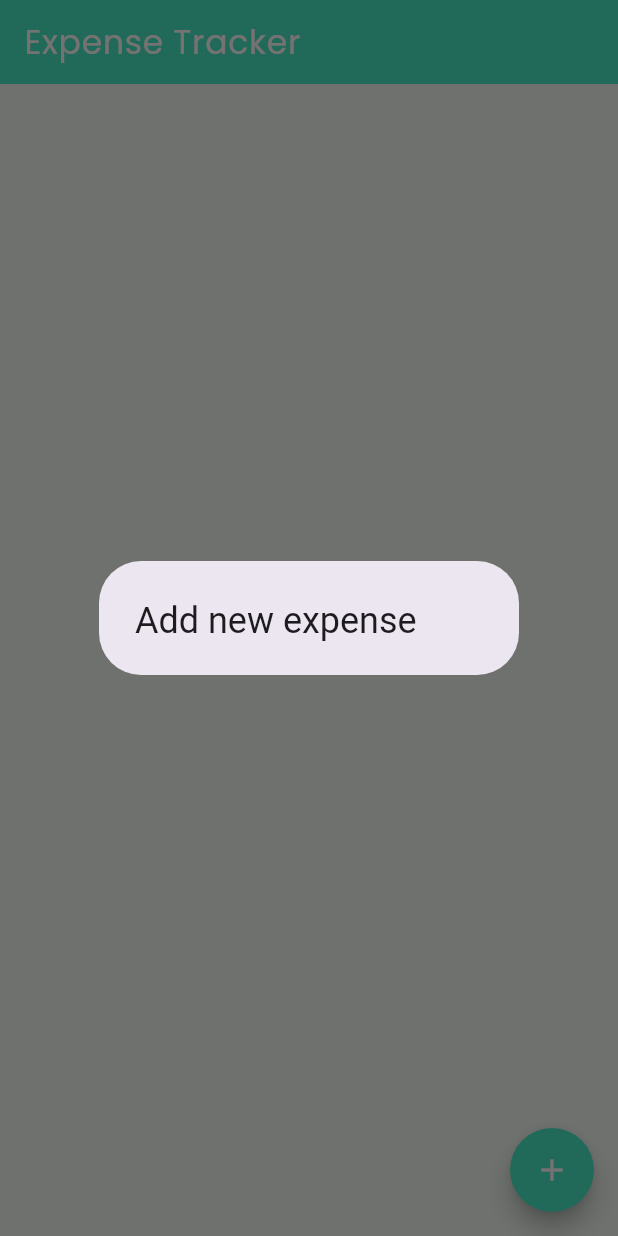
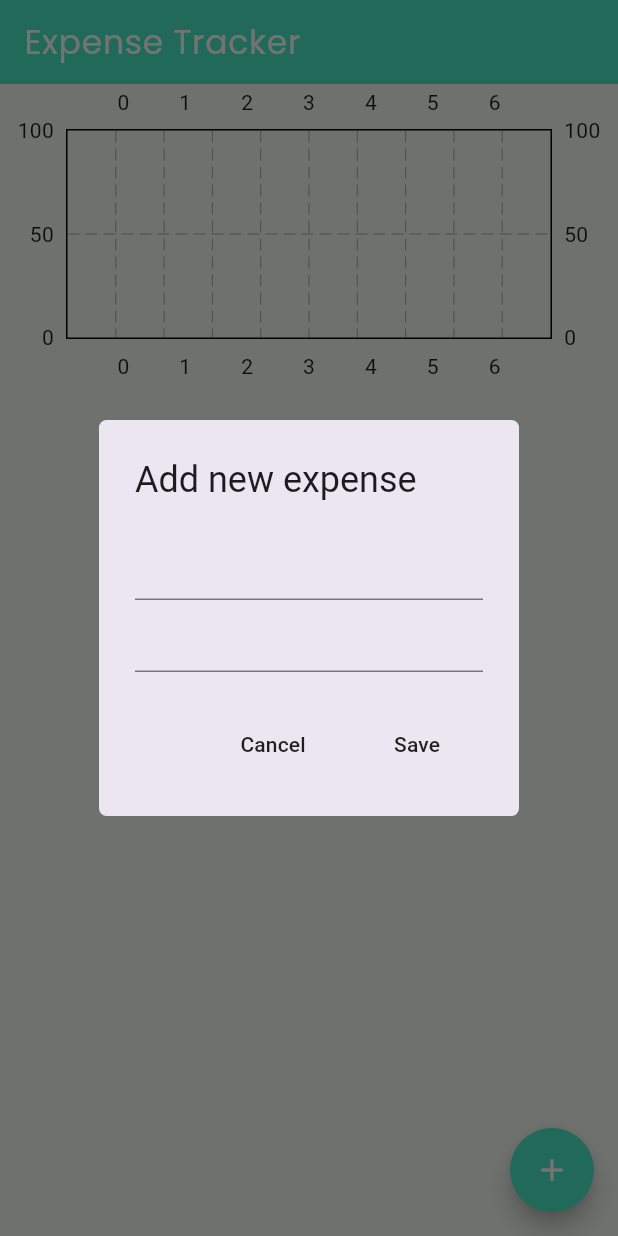
Before and after one commit to Cxde02/Daily-Cash--Expense-Tracker-App, a Flutter app: the screen it shows after launch, after a tap on the "add" icon, on a phone screen of 412 x 824 dp. Run offline on Flutter 3.47's test engine with Material 3 defaults, Android fonts, the phone set to English and light mode, and no system bars; drawn by our look-alikes of fl_chart.

Commit message:
Updated file

```diff
--- /dev/null
+++ b/lib/bar graph/bar_data.dart
@@ -0,0 +1,42 @@
+import 'package:flutter_application_1/bar%20graph/individual_bar.dart';
+
+class BarData {
+  final double monAmount;
+  final double tueAmount;
+  final double wedAmount;
+  final double thurAmount;
+  final double friAmount;
+  final double satAmount;
+  final double sunAmount;
+
+  BarData(
+      {required this.monAmount,
+      required this.tueAmount,
+      required this.wedAmount,
+      required this.thurAmount,
+      required this.friAmount,
+      required this.satAmount,
+      required this.sunAmount});
+
+  List<IndividualBar> barData = [];
+
+  //initialize bar
+  void initBarData() {
+    barData = [
+      //mon
+      IndividualBar(x: 0, y: monAmount),
+      //tue
+      IndividualBar(x: 1, y: tueAmount),
+      //wed
+      IndividualBar(x: 2, y: wedAmount),
+      //thur
+      IndividualBar(x: 3, y: thurAmount),
+      //fri
+      IndividualBar(x: 4, y: friAmount),
+      //sat
+      IndividualBar(x: 5, y: satAmount),
+      //sun
+      IndividualBar(x: 6, y: sunAmount),
+    ];
+  }
+}
--- /dev/null
+++ b/lib/bar graph/bar_graph.dart
@@ -0,0 +1,58 @@
+import 'package:fl_chart/fl_chart.dart';
+import 'package:flutter/material.dart';
+import 'package:flutter_application_1/bar%20graph/bar_data.dart';
+
+class MyBarGraph extends StatelessWidget {
+  final double? maxY;
+  final double monAmount;
+  final double tueAmount;
+  final double wedAmount;
+  final double thurAmount;
+  final double friAmount;
+  final double satAmount;
+  final double sunAmount;
+
+  const MyBarGraph({
+    super.key,
+    required this.maxY,
+    required this.monAmount,
+    required this.tueAmount,
+    required this.wedAmount,
+    required this.thurAmount,
+    required this.friAmount,
+    required this.satAmount,
+    required this.sunAmount,
+  });
+
+  @override
+  Widget build(BuildContext context) {
+    //init bar data
+    BarData myBarData = BarData(
+      monAmount: monAmount,
+      tueAmount: tueAmount,
+      wedAmount: wedAmount,
+      thurAmount: thurAmount,
+      friAmount: friAmount,
+      satAmount: satAmount,
+      sunAmount: sunAmount,
+    );
+    myBarData.initBarData();
+
+    return BarChart(
+      BarChartData(
+        maxY: maxY,
+        minY: 0,
+        barGroups: myBarData.barData
+            .map(
+              (data) => BarChartGroupData(
+                x: data.x,
+                barRods: [
+                  BarChartRodData(toY: data.y),
+                ],
+              ),
+            )
+            .toList(),
+      ),
+    );
+  }
+}
--- /dev/null
+++ b/lib/bar graph/individual_bar.dart
@@ -0,0 +1,8 @@
+class IndividualBar {
+  //position on x-axis
+  final int x;
+  //amount
+  final double y;
+
+  IndividualBar({required this.x, required this.y});
+}
--- /dev/null
+++ b/lib/components/expense_summary.dart
@@ -0,0 +1,45 @@
+import 'package:flutter/material.dart';
+import 'package:flutter_application_1/bar%20graph/bar_graph.dart';
+import 'package:flutter_application_1/data/expense_data.dart';
+import 'package:flutter_application_1/datetime/date_time_helper.dart';
+import 'package:provider/provider.dart';
+
+class ExpenseSummary extends StatelessWidget {
+  final DateTime startOfWeek;
+  const ExpenseSummary({super.key, required this.startOfWeek});
+
+  @override
+  Widget build(BuildContext context) {
+    //get ddmmyyyy for each day of the week
+    String monday =
+        convertDateTimeToString(startOfWeek.add(const Duration(days: 0)));
+    String tuesday =
+        convertDateTimeToString(startOfWeek.add(const Duration(days: 1)));
+    String wednesday =
+        convertDateTimeToString(startOfWeek.add(const Duration(days: 2)));
+    String thursday =
+        convertDateTimeToString(startOfWeek.add(const Duration(days: 3)));
+    String friday =
+        convertDateTimeToString(startOfWeek.add(const Duration(days: 4)));
+    String saturday =
+        convertDateTimeToString(startOfWeek.add(const Duration(days: 5)));
+    String sunday =
+        convertDateTimeToString(startOfWeek.add(const Duration(days: 6)));
+
+    return Consumer<ExpenseData>(
+      builder: (context, value, child) => SizedBox(
+        height: 200,
+        child: MyBarGraph(
+          maxY: 100,
+          monAmount: value.calculateDailyExpenseSummary()[monday] ?? 0,
+          tueAmount: value.calculateDailyExpenseSummary()[tuesday] ?? 0,
+          wedAmount: value.calculateDailyExpenseSummary()[wednesday] ?? 0,
+          thurAmount: value.calculateDailyExpenseSummary()[thursday] ?? 0,
+          friAmount: value.calculateDailyExpenseSummary()[friday] ?? 0,
+          satAmount: value.calculateDailyExpenseSummary()[saturday] ?? 0,
+          sunAmount: value.calculateDailyExpenseSummary()[sunday] ?? 0,
+        ),
+      ),
+    );
+  }
+}
--- /dev/null
+++ b/lib/components/expense_tile.dart
@@ -0,0 +1,25 @@
+import 'package:flutter/material.dart';
+import 'package:intl/intl.dart';
+
+class ExpenseTile extends StatelessWidget {
+  final String name;
+  final String amount;
+  final DateTime dateTime;
+
+  const ExpenseTile(
+      {super.key,
+      required this.name,
+      required this.amount,
+      required this.dateTime});
+
+  @override
+  Widget build(BuildContext context) {
+    return ListTile(
+      title: Text(name),
+      subtitle: Text(
+        '${dateTime.day}-${DateFormat('MMM').format(dateTime)}-${dateTime.year}',
+      ),
+      trailing: Text('Rs $amount'),
+    );
+  }
+}
--- a/lib/data/expense_data.dart
+++ b/lib/data/expense_data.dart
@@ -1,9 +1,10 @@
 import 'dart:core';
 
+import 'package:flutter/material.dart';
 import 'package:flutter_application_1/datetime/date_time_helper.dart';
 import 'package:flutter_application_1/models/expense_item.dart';
 
-class ExpenseData {
+class ExpenseData extends ChangeNotifier {
   //list of all expenses
   List<ExpenseItem> overallExpenseList = [];
 
@@ -15,11 +16,13 @@ class ExpenseData {
   //add new expense
   void addNewExpense(ExpenseItem newExpense) {
     overallExpenseList.add(newExpense);
+    notifyListeners();
   }
 
   //delete expense
   void deleteExpense(ExpenseItem expense) {
     overallExpenseList.remove(expense);
+    notifyListeners();
   }
 
   //get weekday
--- a/lib/main.dart
+++ b/lib/main.dart
@@ -1,5 +1,7 @@
 import 'package:flutter/material.dart';
+import 'package:flutter_application_1/data/expense_data.dart';
 import 'package:flutter_application_1/pages/home_page.dart';
+import 'package:provider/provider.dart';
 
 void main() {
   runApp(const MyApp());
@@ -11,7 +13,11 @@ class MyApp extends StatelessWidget {
   // This widget is the root of your application.
   @override
   Widget build(BuildContext context) {
-    return const MaterialApp(
-        debugShowCheckedModeBanner: false, home: HomePage());
+    return ChangeNotifierProvider(
+        create: (context) => ExpenseData(),
+        builder: (context, child) => const MaterialApp(
+              debugShowCheckedModeBanner: false,
+              home: HomePage(),
+            ));
   }
 }
--- a/lib/pages/home_page.dart
+++ b/lib/pages/home_page.dart
@@ -1,5 +1,10 @@
 import 'package:flutter/material.dart';
 import 'package:flutter_application_1/colors/themes.dart';
+import 'package:flutter_application_1/components/expense_summary.dart';
+import 'package:flutter_application_1/components/expense_tile.dart';
+import 'package:flutter_application_1/data/expense_data.dart';
+import 'package:flutter_application_1/models/expense_item.dart';
+import 'package:provider/provider.dart';
 
 class HomePage extends StatefulWidget {
   const HomePage({super.key});
@@ -9,18 +14,79 @@ class HomePage extends StatefulWidget {
 }
 
 class _HomePageState extends State<HomePage> {
+  //text controllers
+  final newExpenseNameController = TextEditingController();
+  final newAmountController = TextEditingController();
+
   //add new expense
   void addNewExpense() {
     showDialog(
       context: context,
       builder: (context) => AlertDialog(
-              title: Text('Add new expense'),
-            ));
+        shape: RoundedRectangleBorder(
+          borderRadius: BorderRadius.circular(5.0),
+        ),
+        title: const Text('Add new expense'),
+        content: Column(
+          mainAxisSize: MainAxisSize.min,
+          children: [
+            //expense name
+            TextField(
+              controller: newExpenseNameController,
+            ),
+
+            //expense amount
+            TextField(
+              controller: newAmountController,
+            ),
+          ],
+        ),
+        actions: [
+          //save button
+          MaterialButton(
+            onPressed: cancel,
+            child: Text('Cancel'),
+          ),
+          MaterialButton(
+            onPressed: save,
+            child: Text('Save'),
+          ),
+        ],
+      ),
+    );
+  }
+
+  //save
+  void save() {
+    //Expense Item
+    ExpenseItem newExpense = ExpenseItem(
+      name: newExpenseNameController.text,
+      amount: newAmountController.text,
+      dateTime: DateTime.now(),
+    );
+    //Add the new item
+    Provider.of<ExpenseData>(context, listen: false).addNewExpense(newExpense);
+
+    Navigator.pop(context);
+    clearControllers();
+  }
+
+  //cancel
+  void cancel() {
+    Navigator.pop(context);
+    clearControllers();
+  }
+
+  //clear controllers (The text in textfields)
+  void clearControllers() {
+    newExpenseNameController.clear();
+    newAmountController.clear();
   }
 
   @override
   Widget build(BuildContext context) {
-    return Scaffold(
+    return Consumer<ExpenseData>(
+      builder: (context, value, child) => Scaffold(
           backgroundColor: AppColors.bgColor,
           appBar: AppBar(
             backgroundColor: AppColors.primaryColor,
@@ -36,14 +102,30 @@ class _HomePageState extends State<HomePage> {
             backgroundColor: AppColors.primaryColor,
             onPressed: addNewExpense,
             shape: RoundedRectangleBorder(
-          borderRadius: BorderRadius.circular(
-              50.0), // Set your desired border radius here
+              borderRadius: BorderRadius.circular(50.0),
             ),
-        child: Icon(
+            child: const Icon(
               Icons.add,
               color: AppColors.accentColor,
             ),
           ),
+          body: ListView(
+            children: [
+              //weekly summary
+              ExpenseSummary(startOfWeek: value.StartOfWeekDate()),
+
+              //expense list
+              ListView.builder(
+                shrinkWrap: true,
+                physics: const NeverScrollableScrollPhysics(),
+                itemCount: value.getAllExpenseList().length,
+                itemBuilder: (context, index) => ExpenseTile(
+                    name: value.getAllExpenseList()[index].name,
+                    amount: value.getAllExpenseList()[index].amount,
+                    dateTime: value.getAllExpenseList()[index].dateTime),
+              ),
+            ],
+          )),
     );
   }
 }
```
Lines whose indentation alone changed are shown as unchanged.
